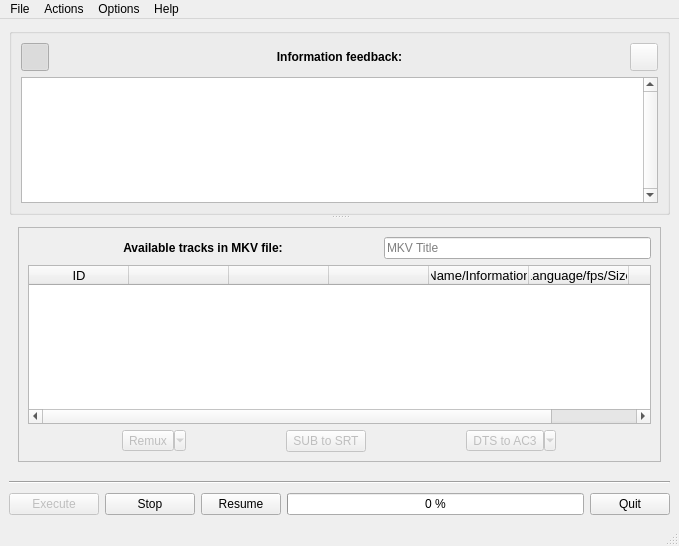
Above: mkv-extractor-qt/ui_MKVExtractorQt.ui from darealshinji/mkv-extractor-qt5 before the change. Below: the same form after it.
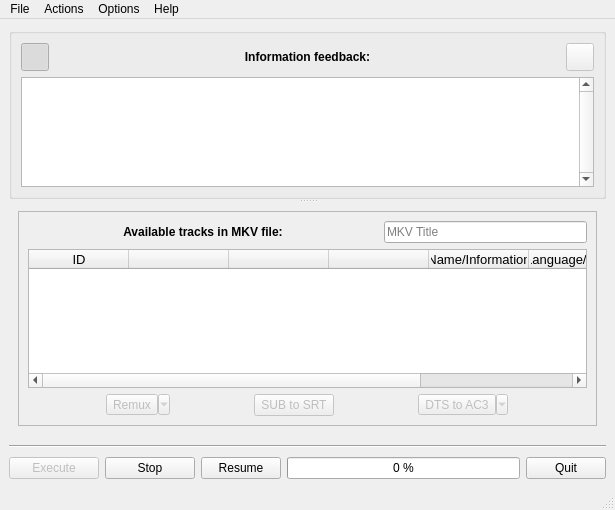
That is the form after the change. Icons and pictures are not drawn.

Commit message: MKV Extractor Qt v5.2.0

```diff
--- a/mkv-extractor-qt/ui_MKVExtractorQt.ui
+++ b/mkv-extractor-qt/ui_MKVExtractorQt.ui
@@ -6,8 +6,8 @@
    <rect>
     <x>0</x>
     <y>0</y>
-    <width>679</width>
-    <height>546</height>
+    <width>615</width>
+    <height>510</height>
    </rect>
   </property>
   <property name="minimumSize">
@@ -889,7 +889,7 @@
     <rect>
      <x>0</x>
      <y>0</y>
-     <width>679</width>
+     <width>615</width>
      <height>21</height>
     </rect>
    </property>
```
Left out of the diff: 205 changed lines with no effect on the pictures. The commit also changes 30 other files.
